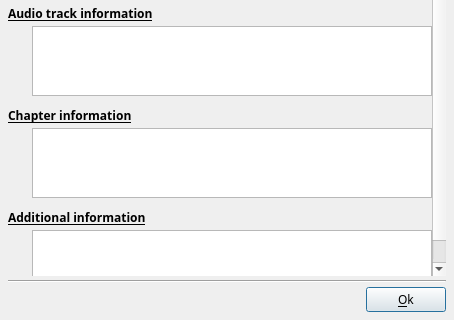
The window that src/ffDiaporama/DlgInfoFile/DlgInfoFile.ui (boenki/ffdiaporama) describes before a commit, drawn with Qt 5; both pictures show x 0 to 454 and y 217 to 537 of the 454 by 537 pixel window.
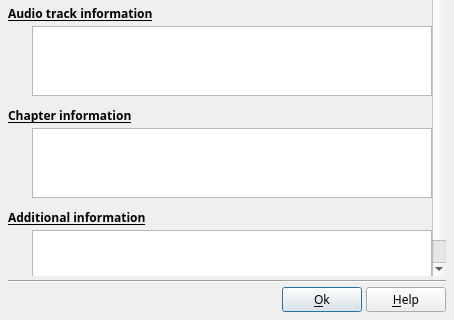
The same window after the commit. Icons and pictures are not drawn.

The edit to the form file:
```diff
--- a/src/ffDiaporama/DlgInfoFile/DlgInfoFile.ui
+++ b/src/ffDiaporama/DlgInfoFile/DlgInfoFile.ui
@@ -499,6 +499,20 @@
        </property>
       </widget>
      </item>
+     <item>
+      <widget class="QPushButton" name="HelpBt">
+       <property name="toolTip">
+        <string>Show help about this dialogue box</string>
+       </property>
+       <property name="text">
+        <string>&amp;Help</string>
+       </property>
+       <property name="icon">
+        <iconset resource="../../../RSCffDiaporama.qrc">
+         <normaloff>:/img/help.png</normaloff>:/img/help.png</iconset>
+       </property>
+      </widget>
+     </item>
     </layout>
    </item>
   </layout>
```
Left out of the diff: 55 changed lines with no effect on the pictures.
